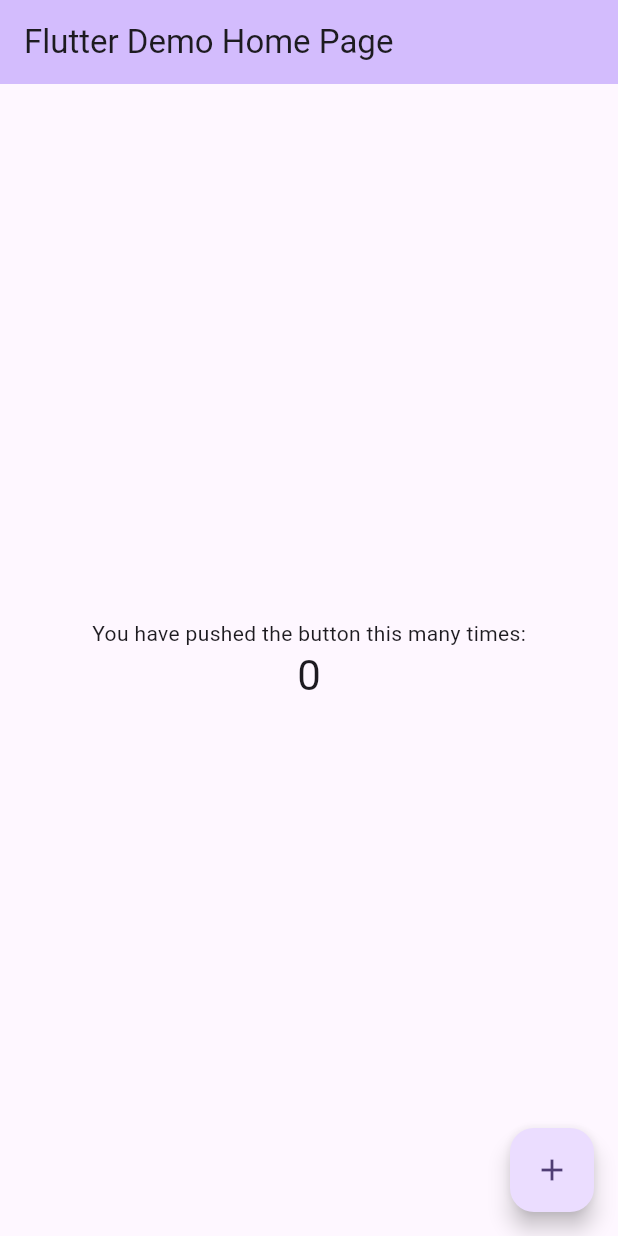
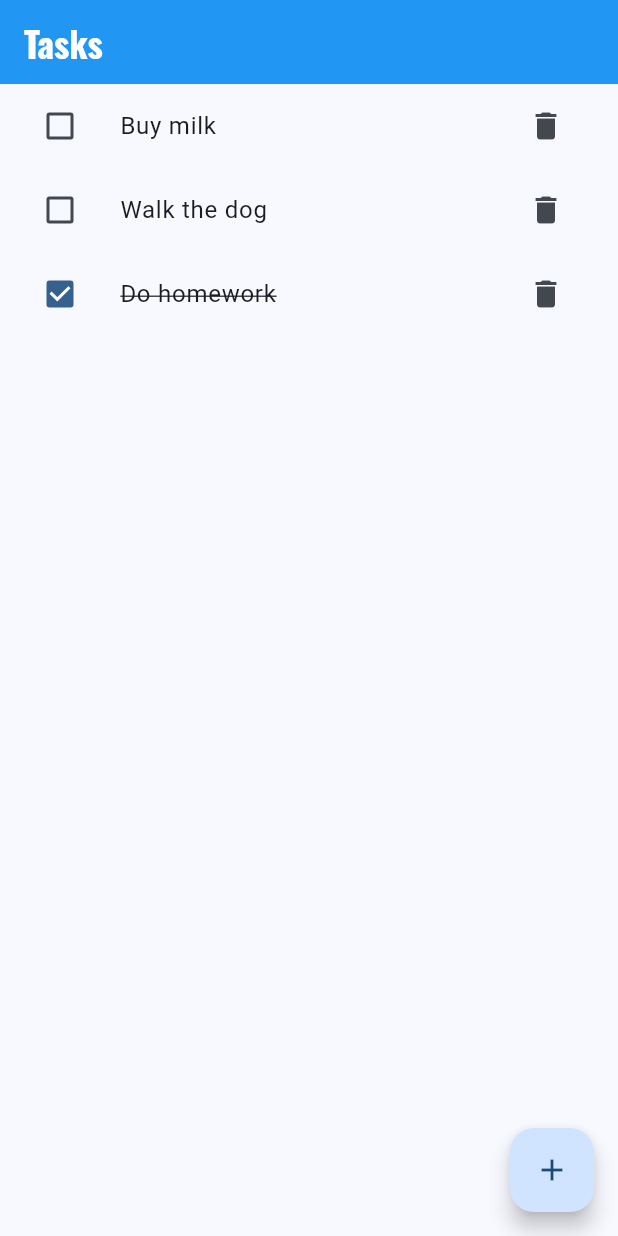
Before and after one commit to joysriramsarkar/taskerandroid, a Flutter app: the screen it shows after launch, on a phone screen of 412 x 824 dp. Run offline on Flutter 3.47's test engine with Material 3 defaults, Android fonts, the phone set to English and light mode, and no system bars; our stand-ins replace firebase_core, google_fonts; missing offline and left inert: firebase_app_check; accounts and stored records are empty.

Commit message:
নতুন

```diff
--- a/lib/main.dart
+++ b/lib/main.dart
@@ -1,122 +1,61 @@
+
+import 'package:firebase_core/firebase_core.dart';
+import 'package:firebase_app_check/firebase_app_check.dart';
 import 'package:flutter/material.dart';
+import 'package:provider/provider.dart';
+import './firebase_options.dart';
+import './providers/task_provider.dart';
+import './screens/task_list_screen.dart';
+import './theme.dart';
 
-void main() {
-  runApp(const MyApp());
+void main() async {
+  WidgetsFlutterBinding.ensureInitialized();
+  await Firebase.initializeApp(
+    options: DefaultFirebaseOptions.currentPlatform,
+  );
+  await FirebaseAppCheck.instance.activate(
+    webProvider: ReCaptchaV3Provider('recaptcha-v3-site-key'),
+    androidProvider: AndroidProvider.debug,
+  );
+
+  runApp(
+    MultiProvider(
+      providers: [
+        ChangeNotifierProvider(create: (_) => ThemeProvider()),
+        ChangeNotifierProvider(create: (_) => TaskProvider()),
+      ],
+      child: const MyApp(),
+    ),
+  );
+}
+
+class ThemeProvider with ChangeNotifier {
+  ThemeMode _themeMode = ThemeMode.system;
+
+  ThemeMode get themeMode => _themeMode;
+
+  void toggleTheme() {
+    _themeMode =
+        _themeMode == ThemeMode.light ? ThemeMode.dark : ThemeMode.light;
+    notifyListeners();
+  }
 }
 
 class MyApp extends StatelessWidget {
   const MyApp({super.key});
 
-  // This widget is the root of your application.
   @override
   Widget build(BuildContext context) {
-    return MaterialApp(
-      title: 'Flutter Demo',
-      theme: ThemeData(
-        // This is the theme of your application.
-        //
-        // TRY THIS: Try running your application with "flutter run". You'll see
-        // the application has a purple toolbar. Then, without quitting the app,
-        // try changing the seedColor in the colorScheme below to Colors.green
-        // and then invoke "hot reload" (save your changes or press the "hot
-        // reload" button in a Flutter-supported IDE, or press "r" if you used
-        // the command line to start the app).
-        //
-        // Notice that the counter didn't reset back to zero; the application
-        // state is not lost during the reload. To reset the state, use hot
-        // restart instead.
-        //
-        // This works for code too, not just values: Most code changes can be
-        // tested with just a hot reload.
-        colorScheme: ColorScheme.fromSeed(seedColor: Colors.deepPurple),
-      ),
-      home: const MyHomePage(title: 'Flutter Demo Home Page'),
+    return Consumer<ThemeProvider>(
+      builder: (context, themeProvider, child) {
+        return MaterialApp(
+          title: 'Task App',
+          theme: AppTheme.lightTheme(),
+          darkTheme: AppTheme.darkTheme(),
+          themeMode: themeProvider.themeMode,
+          home: const TaskListScreen(),
+        );
+      },
     );
   }
 }
-
-class MyHomePage extends StatefulWidget {
-  const MyHomePage({super.key, required this.title});
-
-  // This widget is the home page of your application. It is stateful, meaning
-  // that it has a State object (defined below) that contains fields that affect
-  // how it looks.
-
-  // This class is the configuration for the state. It holds the values (in this
-  // case the title) provided by the parent (in this case the App widget) and
-  // used by the build method of the State. Fields in a Widget subclass are
-  // always marked "final".
-
-  final String title;
-
-  @override
-  State<MyHomePage> createState() => _MyHomePageState();
-}
-
-class _MyHomePageState extends State<MyHomePage> {
-  int _counter = 0;
-
-  void _incrementCounter() {
-    setState(() {
-      // This call to setState tells the Flutter framework that something has
-      // changed in this State, which causes it to rerun the build method below
-      // so that the display can reflect the updated values. If we changed
-      // _counter without calling setState(), then the build method would not be
-      // called again, and so nothing would appear to happen.
-      _counter++;
-    });
-  }
-
-  @override
-  Widget build(BuildContext context) {
-    // This method is rerun every time setState is called, for instance as done
-    // by the _incrementCounter method above.
-    //
-    // The Flutter framework has been optimized to make rerunning build methods
-    // fast, so that you can just rebuild anything that needs updating rather
-    // than having to individually change instances of widgets.
-    return Scaffold(
-      appBar: AppBar(
-        // TRY THIS: Try changing the color here to a specific color (to
-        // Colors.amber, perhaps?) and trigger a hot reload to see the AppBar
-        // change color while the other colors stay the same.
-        backgroundColor: Theme.of(context).colorScheme.inversePrimary,
-        // Here we take the value from the MyHomePage object that was created by
-        // the App.build method, and use it to set our appbar title.
-        title: Text(widget.title),
-      ),
-      body: Center(
-        // Center is a layout widget. It takes a single child and positions it
-        // in the middle of the parent.
-        child: Column(
-          // Column is also a layout widget. It takes a list of children and
-          // arranges them vertically. By default, it sizes itself to fit its
-          // children horizontally, and tries to be as tall as its parent.
-          //
-          // Column has various properties to control how it sizes itself and
-          // how it positions its children. Here we use mainAxisAlignment to
-          // center the children vertically; the main axis here is the vertical
-          // axis because Columns are vertical (the cross axis would be
-          // horizontal).
-          //
-          // TRY THIS: Invoke "debug painting" (choose the "Toggle Debug Paint"
-          // action in the IDE, or press "p" in the console), to see the
-          // wireframe for each widget.
-          mainAxisAlignment: MainAxisAlignment.center,
-          children: <Widget>[
-            const Text('You have pushed the button this many times:'),
-            Text(
-              '$_counter',
-              style: Theme.of(context).textTheme.headlineMedium,
-            ),
-          ],
-        ),
-      ),
-      floatingActionButton: FloatingActionButton(
-        onPressed: _incrementCounter,
-        tooltip: 'Increment',
-        child: const Icon(Icons.add),
-      ), // This trailing comma makes auto-formatting nicer for build methods.
-    );
-  }
-}
--- /dev/null
+++ b/lib/models/task.dart
@@ -0,0 +1,12 @@
+
+class Task {
+  final String id;
+  final String title;
+  bool isDone;
+
+  Task({
+    required this.id,
+    required this.title,
+    this.isDone = false,
+  });
+}
--- /dev/null
+++ b/lib/providers/task_provider.dart
@@ -0,0 +1,33 @@
+
+import 'package:flutter/foundation.dart';
+import '../models/task.dart';
+
+class TaskProvider with ChangeNotifier {
+  final List<Task> _tasks = [
+    Task(id: '1', title: 'Buy milk'),
+    Task(id: '2', title: 'Walk the dog'),
+    Task(id: '3', title: 'Do homework', isDone: true),
+  ];
+
+  List<Task> get tasks => _tasks;
+
+  void addTask(String title) {
+    final newTask = Task(
+      id: DateTime.now().toString(),
+      title: title,
+    );
+    _tasks.add(newTask);
+    notifyListeners();
+  }
+
+  void toggleTaskStatus(String id) {
+    final task = _tasks.firstWhere((task) => task.id == id);
+    task.isDone = !task.isDone;
+    notifyListeners();
+  }
+
+  void deleteTask(String id) {
+    _tasks.removeWhere((task) => task.id == id);
+    notifyListeners();
+  }
+}
--- /dev/null
+++ b/lib/screens/task_list_screen.dart
@@ -0,0 +1,62 @@
+
+import 'package:flutter/material.dart';
+import 'package:provider/provider.dart';
+import '../providers/task_provider.dart';
+import '../widgets/task_item.dart';
+
+class TaskListScreen extends StatelessWidget {
+  const TaskListScreen({super.key});
+
+  void _showAddTaskDialog(BuildContext context) {
+    final TextEditingController controller = TextEditingController();
+    showDialog(
+      context: context,
+      builder: (ctx) => AlertDialog(
+        title: const Text('New Task'),
+        content: TextField(
+          controller: controller,
+          autofocus: true,
+          decoration: const InputDecoration(labelText: 'Task Title'),
+        ),
+        actions: [
+          TextButton(
+            child: const Text('Cancel'),
+            onPressed: () => Navigator.of(ctx).pop(),
+          ),
+          TextButton(
+            child: const Text('Add'),
+            onPressed: () {
+              if (controller.text.isNotEmpty) {
+                Provider.of<TaskProvider>(context, listen: false).addTask(controller.text);
+                Navigator.of(ctx).pop();
+              }
+            },
+          ),
+        ],
+      ),
+    );
+  }
+
+  @override
+  Widget build(BuildContext context) {
+    final tasks = Provider.of<TaskProvider>(context).tasks;
+
+    return Scaffold(
+      appBar: AppBar(
+        title: const Text('Tasks'),
+      ),
+      body: ListView.builder(
+        itemCount: tasks.length,
+        itemBuilder: (ctx, i) => TaskItem(
+          id: tasks[i].id,
+          title: tasks[i].title,
+          isDone: tasks[i].isDone,
+        ),
+      ),
+      floatingActionButton: FloatingActionButton(
+        onPressed: () => _showAddTaskDialog(context),
+        child: const Icon(Icons.add),
+      ),
+    );
+  }
+}
--- /dev/null
+++ b/lib/theme.dart
@@ -0,0 +1,63 @@
+
+import 'package:flutter/material.dart';
+import 'package:google_fonts/google_fonts.dart';
+
+class AppTheme {
+  static final TextTheme _appTextTheme = TextTheme(
+    displayLarge: GoogleFonts.oswald(fontSize: 57, fontWeight: FontWeight.bold),
+    titleLarge: GoogleFonts.roboto(fontSize: 22, fontWeight: FontWeight.w500),
+    bodyMedium: GoogleFonts.openSans(fontSize: 14),
+  );
+
+  static ThemeData lightTheme() {
+    const Color primarySeedColor = Colors.blue;
+    return ThemeData(
+      useMaterial3: true,
+      colorScheme: ColorScheme.fromSeed(
+        seedColor: primarySeedColor,
+        brightness: Brightness.light,
+      ),
+      textTheme: _appTextTheme,
+      appBarTheme: AppBarTheme(
+        backgroundColor: primarySeedColor,
+        foregroundColor: Colors.white,
+        titleTextStyle: GoogleFonts.oswald(fontSize: 24, fontWeight: FontWeight.bold),
+      ),
+      elevatedButtonTheme: ElevatedButtonThemeData(
+        style: ElevatedButton.styleFrom(
+          foregroundColor: Colors.white,
+          backgroundColor: primarySeedColor,
+          shape: RoundedRectangleBorder(borderRadius: BorderRadius.circular(8)),
+          padding: const EdgeInsets.symmetric(horizontal: 24, vertical: 12),
+          textStyle: GoogleFonts.roboto(fontSize: 16, fontWeight: FontWeight.w500),
+        ),
+      ),
+    );
+  }
+
+  static ThemeData darkTheme() {
+    const MaterialColor primarySeedColor = Colors.blue;
+    return ThemeData(
+      useMaterial3: true,
+      colorScheme: ColorScheme.fromSeed(
+        seedColor: primarySeedColor,
+        brightness: Brightness.dark,
+      ),
+      textTheme: _appTextTheme,
+      appBarTheme: AppBarTheme(
+        backgroundColor: Colors.grey[900],
+        foregroundColor: Colors.white,
+        titleTextStyle: GoogleFonts.oswald(fontSize: 24, fontWeight: FontWeight.bold),
+      ),
+      elevatedButtonTheme: ElevatedButtonThemeData(
+        style: ElevatedButton.styleFrom(
+          foregroundColor: Colors.black,
+          backgroundColor: primarySeedColor.shade200,
+          shape: RoundedRectangleBorder(borderRadius: BorderRadius.circular(8)),
+          padding: const EdgeInsets.symmetric(horizontal: 24, vertical: 12),
+          textStyle: GoogleFonts.roboto(fontSize: 16, fontWeight: FontWeight.w500),
+        ),
+      ),
+    );
+  }
+}
--- /dev/null
+++ b/lib/widgets/task_item.dart
@@ -0,0 +1,41 @@
+
+import 'package:flutter/material.dart';
+import 'package:provider/provider.dart';
+import '../providers/task_provider.dart';
+
+class TaskItem extends StatelessWidget {
+  final String id;
+  final String title;
+  final bool isDone;
+
+  const TaskItem({
+    required this.id,
+    required this.title,
+    required this.isDone,
+    super.key,
+  });
+
+  @override
+  Widget build(BuildContext context) {
+    return ListTile(
+      title: Text(
+        title,
+        style: TextStyle(
+          decoration: isDone ? TextDecoration.lineThrough : null,
+        ),
+      ),
+      leading: Checkbox(
+        value: isDone,
+        onChanged: (_) {
+          Provider.of<TaskProvider>(context, listen: false).toggleTaskStatus(id);
+        },
+      ),
+      trailing: IconButton(
+        icon: const Icon(Icons.delete),
+        onPressed: () {
+          Provider.of<TaskProvider>(context, listen: false).deleteTask(id);
+        },
+      ),
+    );
+  }
+}
--- a/pubspec.yaml
+++ b/pubspec.yaml
@@ -34,6 +34,10 @@ dependencies:
   # The following adds the Cupertino Icons font to your application.
   # Use with the CupertinoIcons class for iOS style icons.
   cupertino_icons: ^1.0.8
+  provider: ^6.1.5+1
+  google_fonts: ^6.3.2
+  firebase_core: ^4.1.1
+  firebase_app_check: ^0.4.1
 
 dev_dependencies:
   flutter_test:
```
Also changed, not shown: .idx/mcp.json, firebase.json (added), lib/firebase_options.dart (added), pubspec.lock, 4 other files.
